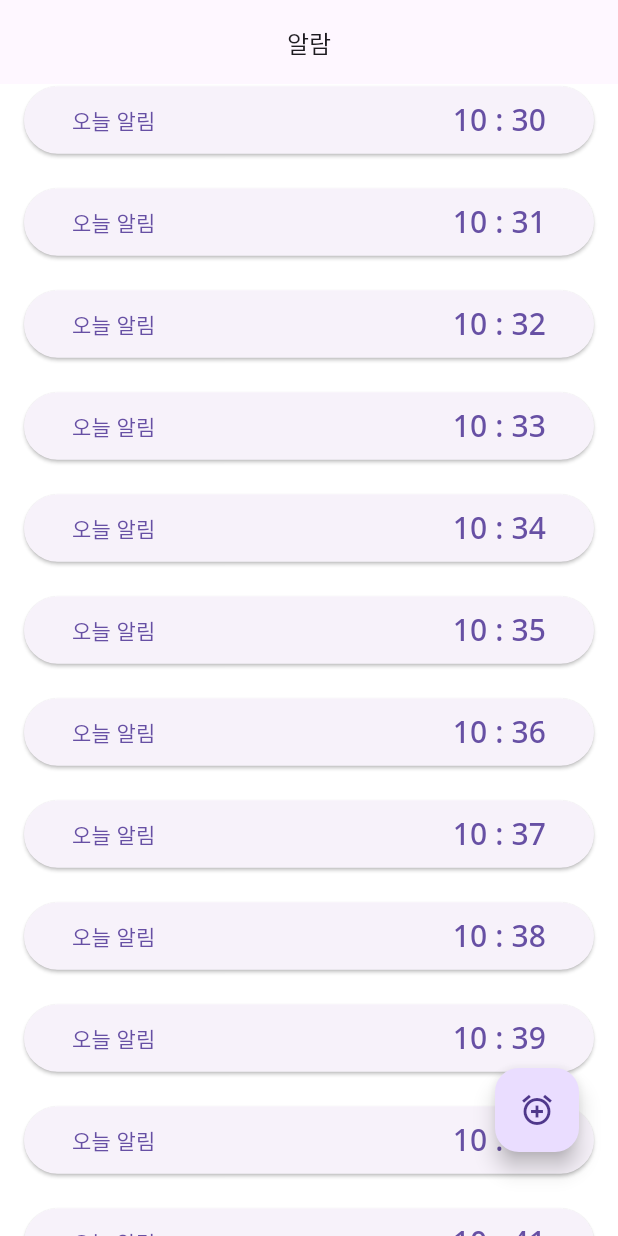
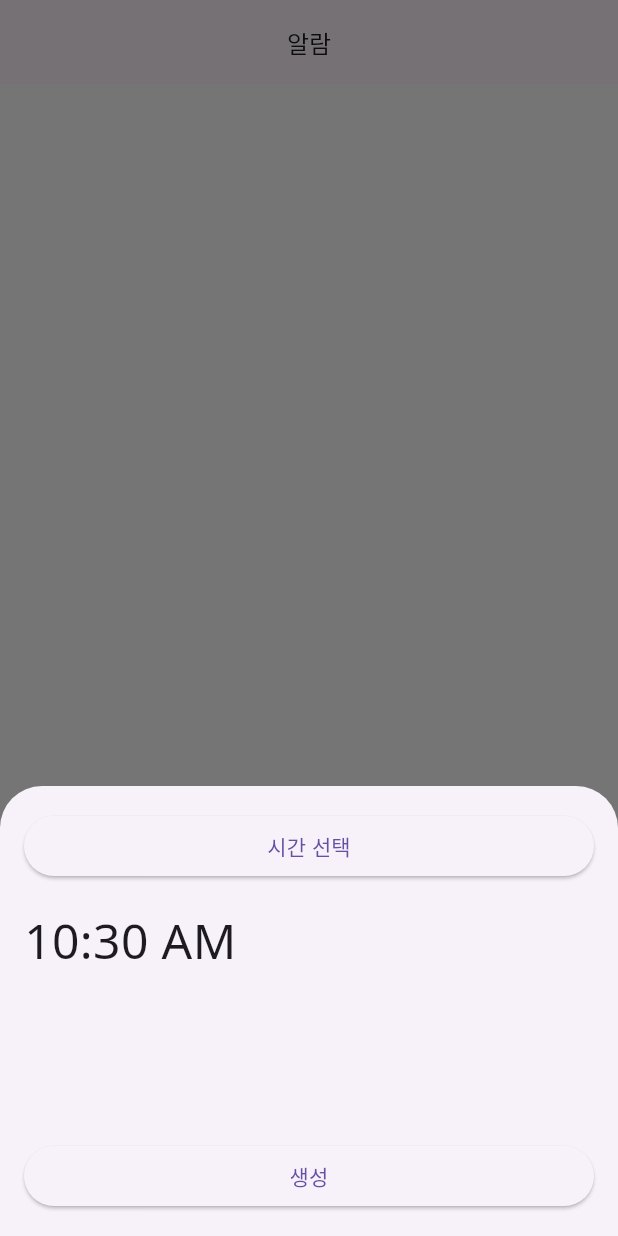
Before and after one commit to TeTedo/flutter-study, a Flutter app: the screen it shows after launch, after a tap on "알람 시작하기~", after a tap on the "alarm add" icon, on a phone screen of 412 x 824 dp. Run offline on Flutter 3.47's test engine with Material 3 defaults, Android fonts, the phone set to English and light mode, and no system bars.

Commit message:
알람 프론트 crud

```diff
--- a/alarm/lib/component/add_alarm_floating_button.dart
+++ b/alarm/lib/component/add_alarm_floating_button.dart
@@ -1,14 +1,29 @@
+import 'package:alarm/component/alarm_bottom_sheet.dart';
 import 'package:flutter/material.dart';
 
 class AddAlarmFloatingButton extends StatelessWidget {
-  const AddAlarmFloatingButton({super.key});
+  final Function(DateTime) onTimeAdded;
+
+  const AddAlarmFloatingButton({
+    super.key,
+    required this.onTimeAdded,
+  });
 
   @override
   Widget build(BuildContext context) {
     return Padding(
       padding: const EdgeInsets.only(bottom: 40, right: 10),
       child: FloatingActionButton(
-        onPressed: () {},
+        onPressed: () {
+          showModalBottomSheet(
+            context: context,
+            builder: (context) {
+              return AlarmBottomSheet(
+                onTimeAdded: onTimeAdded,
+              );
+            },
+          );
+        },
         child: Icon(Icons.alarm_add_outlined),
       ),
     );
--- a/alarm/lib/component/alarm_bottom_sheet.dart
+++ b/alarm/lib/component/alarm_bottom_sheet.dart
@@ -1,25 +1,134 @@
 import 'package:flutter/material.dart';
 
-class AlarmBottomSheet extends StatelessWidget {
-  final DateTime dateTime;
+class AlarmBottomSheet extends StatefulWidget {
+  final DateTime? dateTime;
+  final Function(DateTime)? onTimeChanged;
+  final Function? onTimeDeleted;
+  final Function(DateTime)? onTimeAdded;
 
   const AlarmBottomSheet({
     super.key,
-    required this.dateTime,
+    this.dateTime,
+    this.onTimeChanged,
+    this.onTimeAdded,
+    this.onTimeDeleted,
   });
+
+  @override
+  State<AlarmBottomSheet> createState() => _AlarmBottomSheetState();
+}
+
+class _AlarmBottomSheetState extends State<AlarmBottomSheet> {
+  late TimeOfDay selectedTime;
+
+  @override
+  void initState() {
+    super.initState();
+
+    if (widget.dateTime != null) {
+      selectedTime = TimeOfDay.fromDateTime(widget.dateTime!);
+    } else {
+      selectedTime = TimeOfDay.now();
+    }
+  }
+
+  void _pickTime() async {
+    final TimeOfDay? picked = await showTimePicker(
+      context: context,
+      initialTime: selectedTime ?? TimeOfDay.now(),
+    );
+
+    print('$picked');
+
+    if (picked != null) {
+      setState(() {
+        selectedTime = picked;
+      });
+    }
+  }
+
+  _updateDateTime() {
+    final newDateTime = DateTime(
+      widget.dateTime!.year,
+      widget.dateTime!.month,
+      widget.dateTime!.day,
+      selectedTime.hour,
+      selectedTime.minute,
+    );
+
+    widget.onTimeChanged!(newDateTime);
+    Navigator.of(context).pop();
+  }
+
+  _deleteDateTime() {
+    widget.onTimeDeleted!();
+    Navigator.of(context).pop();
+  }
+
+  _addDateTime() {
+    final now = DateTime.now();
+    final newDateTime = DateTime(
+      now.year,
+      now.month,
+      now.day,
+      selectedTime.hour,
+      selectedTime.minute,
+    );
+
+    widget.onTimeAdded!(newDateTime);
+    Navigator.of(context).pop();
+  }
 
   @override
   Widget build(BuildContext context) {
     return Container(
       height: 300,
-      child: Column(
-        children: [
-          Text(
-            '${dateTime.hour.toString().padLeft(2, '0')} : '
-            '${dateTime.minute.toString().padLeft(2, '0')}',
-            style: TextStyle(fontSize: 20),
-          ),
-        ],
+      child: Padding(
+        padding: const EdgeInsets.symmetric(vertical: 16, horizontal: 16),
+        child: Column(
+          crossAxisAlignment: CrossAxisAlignment.stretch,
+          children: [
+            ElevatedButton(
+              onPressed: _pickTime,
+              child: Text('시간 선택'),
+            ),
+            Expanded(
+              child: Padding(
+                padding: const EdgeInsets.symmetric(
+                  vertical: 16,
+                ),
+                child: Text(
+                  '${selectedTime!.format(context)}',
+                  style: TextStyle(
+                    fontSize: 32,
+                  ),
+                ),
+              ),
+            ),
+            if (widget.onTimeAdded != null)
+              ElevatedButton(
+                onPressed: _addDateTime,
+                child: Text('생성'),
+              ),
+            if (widget.onTimeChanged != null)
+              Row(
+                mainAxisAlignment: MainAxisAlignment.spaceAround,
+                children: [
+                  ElevatedButton(
+                    onPressed: _deleteDateTime,
+                    style: ElevatedButton.styleFrom(
+                      foregroundColor: Colors.red,
+                    ),
+                    child: Text('삭제'),
+                  ),
+                  ElevatedButton(
+                    onPressed: _updateDateTime,
+                    child: Text('완료'),
+                  ),
+                ],
+              ),
+          ],
+        ),
       ),
     );
   }
--- a/alarm/lib/main.dart
+++ b/alarm/lib/main.dart
@@ -1,7 +1,9 @@
 import 'package:alarm/screen/splash_screen.dart';
 import 'package:flutter/material.dart';
 
-void main() {
+void main() async {
+  WidgetsFlutterBinding.ensureInitialized();
+
   runApp(_APP());
 }
 
--- a/alarm/lib/screen/home_screen.dart
+++ b/alarm/lib/screen/home_screen.dart
@@ -13,6 +13,7 @@ class HomeScreen extends StatefulWidget {
 class _HomeScreenState extends State<HomeScreen> {
   final controller = ScrollController();
   bool isHideFloatingButton = false;
+  final List<DateTime> alarmList = [];
 
   @override
   void initState() {
@@ -32,13 +33,26 @@ class _HomeScreenState extends State<HomeScreen> {
     }
   }
 
+  void updateAlarm(DateTime newDateTime, int index) {
+    setState(() {
+      alarmList[index] = newDateTime;
+    });
+  }
+
+  void deleteAlarm(int index) {
+    setState(() {
+      alarmList.removeAt(index);
+    });
+  }
+
+  void addAlarm(DateTime newDateTime) {
+    setState(() {
+      alarmList.add(newDateTime);
+    });
+  }
+
   @override
   Widget build(BuildContext context) {
-    final List<DateTime> alarmList = List.generate(
-      30,
-      (index) => DateTime.now().add(Duration(minutes: index)),
-    );
-
     return DefaultLayout(
       title: '알람',
       child: ListView.separated(
@@ -55,12 +69,17 @@ class _HomeScreenState extends State<HomeScreen> {
 
           return AlarmDetailScreen(
             dateTime: alarmList[index],
+            onTimeChanged: (newDateTime) => updateAlarm(newDateTime, index),
+            onTimeDeleted: () => deleteAlarm(index),
           );
         },
         itemCount: alarmList.length + 1,
       ),
-      floatingActionButton:
-          isHideFloatingButton ? null : AddAlarmFloatingButton(),
+      floatingActionButton: isHideFloatingButton
+          ? null
+          : AddAlarmFloatingButton(
+              onTimeAdded: (newDateTime) => addAlarm(newDateTime),
+            ),
     );
   }
 }
--- a/alarm/pubspec.yaml
+++ b/alarm/pubspec.yaml
@@ -50,6 +50,8 @@ dev_dependencies:
   flutter_lints: ^4.0.0
   isar_generator: ^3.1.0+1
   build_runner: ^2.4.13
+  flutter_local_notifications: ^18.0.1
+  workmanager: ^0.5.2
 
 # For information on the generic Dart part of this file, see the
 # following page: https://dart.dev/tools/pub/pubspec
```
Also changed, not shown: alarm/lib/component/alarm_detail_screen.dart (+9 -1 lines), alarm/pubspec.lock, 3 other files.
